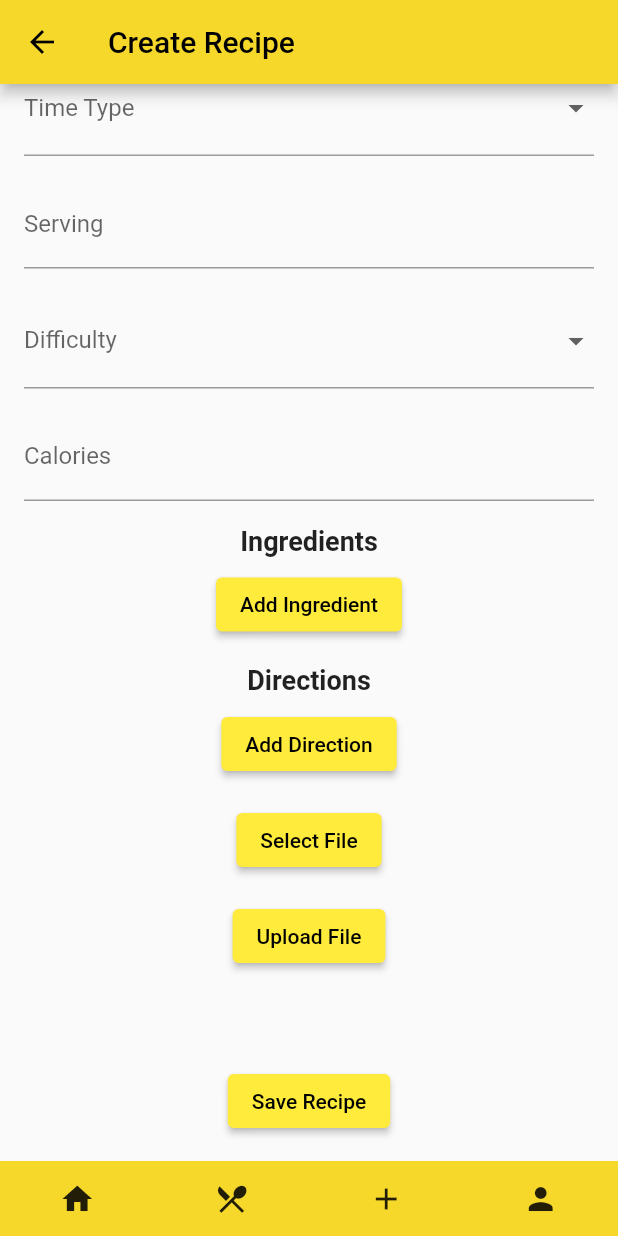
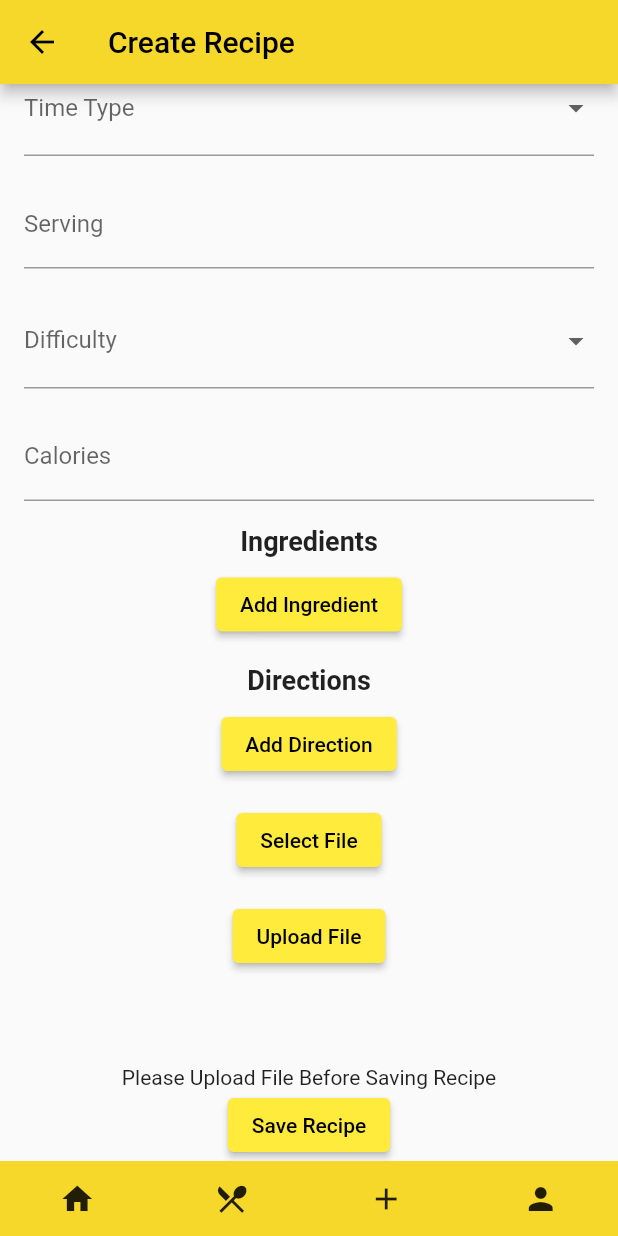
Before and after one commit to Vildarodinson/Recipe-App, a Flutter app: the CreateRecipe screen opened by its route, scrolled down 182 dp, on a phone screen of 412 x 824 dp. Run offline on Flutter 3.47's test engine with Material 2 defaults, Android fonts, the phone set to English and light mode, and no system bars; our stand-ins replace cloud_firestore, dots_indicator, file_picker, firebase_auth, firebase_core, firebase_storage and 1 more; accounts and stored records are empty.

Commit message:
createRecipe fix

```diff
--- a/lib/pages/create_recipe.dart
+++ b/lib/pages/create_recipe.dart
@@ -264,6 +264,7 @@ class _CreateRecipeState extends State<CreateRecipe> {
               const SizedBox(height: 16),
               buildProgress(),
               const SizedBox(height: 16.0),
+              Text("Please Upload File Before Saving Recipe"),
               ElevatedButton(
                 onPressed: _savingRecipe ? null : () {
                   if (_formKey.currentState!.validate()) {
```
